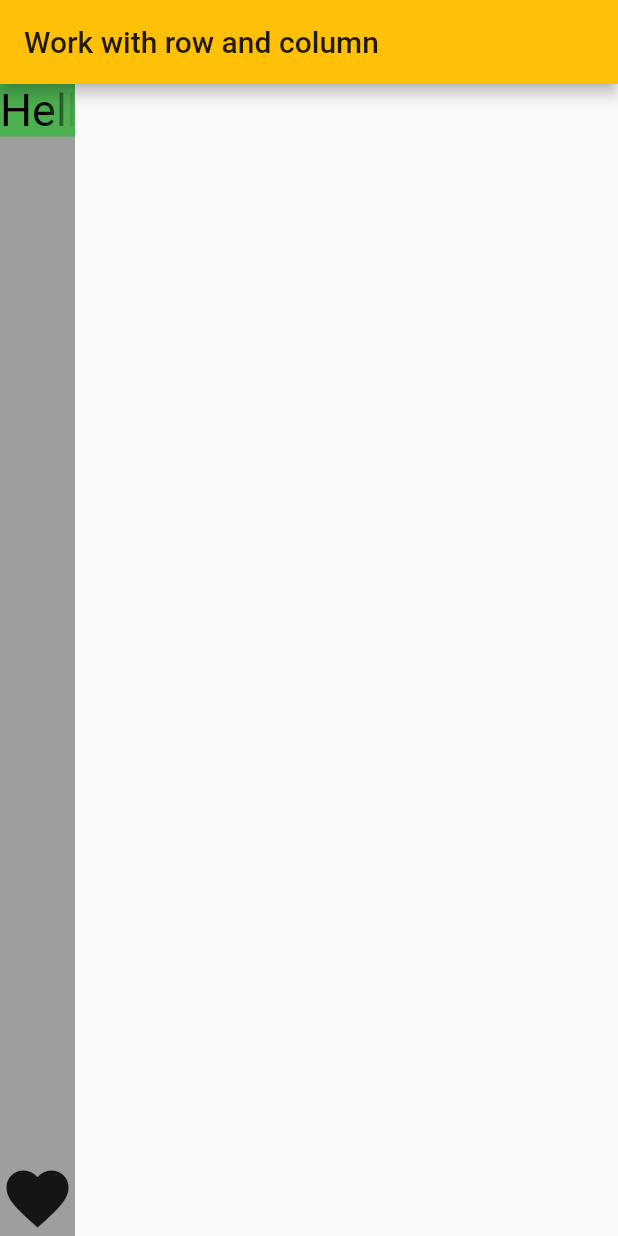
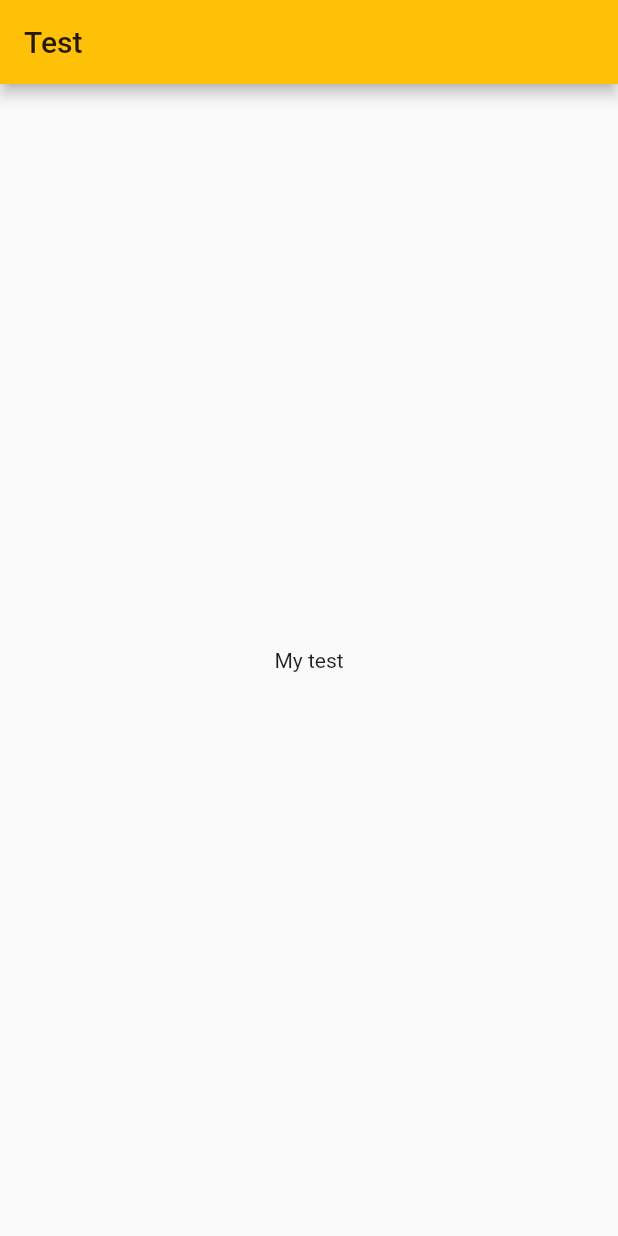
Before and after one commit to Spaunter/learning_english, a Flutter app: the screen it shows after launch, on a phone screen of 412 x 824 dp. Run offline on Flutter 3.47's test engine with Material 2 defaults, Android fonts, the phone set to English and light mode, and no system bars.

Commit message:
add_new_lessons_third

```diff
--- a/lib/main.dart
+++ b/lib/main.dart
@@ -4,7 +4,8 @@ import 'package:flutter/painting.dart';
 //import 'test_file.dart';
 //import 'row_coloum.dart';
 //import 'myContainer.dart';
-import 'flex.dart';
+//import 'flex.dart';
+import 'pages/home_page.dart';
 
 void main() => runApp(ScreenWidget());
 
@@ -14,7 +15,7 @@ class ScreenWidget extends StatelessWidget {
     return MaterialApp(
       title: 'English_Quiz!',
       theme: ThemeData(primaryColor: Colors.amber),
-      home: MyFlex(),
+      home: HomePage(),
     );
   }
 }
--- /dev/null
+++ b/lib/pages/home_page.dart
@@ -0,0 +1,25 @@
+import 'package:flutter/material.dart';
+
+
+
+
+
+class HomePage extends StatefulWidget {
+  @override
+  _HomePageState createState()=>_HomePageState();
+
+}
+
+class _HomePageState extends State<HomePage>{
+  @override
+  Widget build(BuildContext context) {
+    return Scaffold(
+      appBar: AppBar(
+        title: Text('Test'),
+      ),
+      body: Center(
+        child: Text('My test'),
+      ),
+    );
+  }
+}
```
Also changed, not shown: lib/models/question.dart (added, +40 -0 lines), lib/test_dart/flex.dart (renamed from lib/flex.dart), lib/test_dart/myContainer.dart (renamed from lib/myContainer.dart), lib/test_dart/row_coloum.dart (renamed from lib/row_coloum.dart), lib/test_dart/test_file.dart (renamed from lib/test_file.dart).
